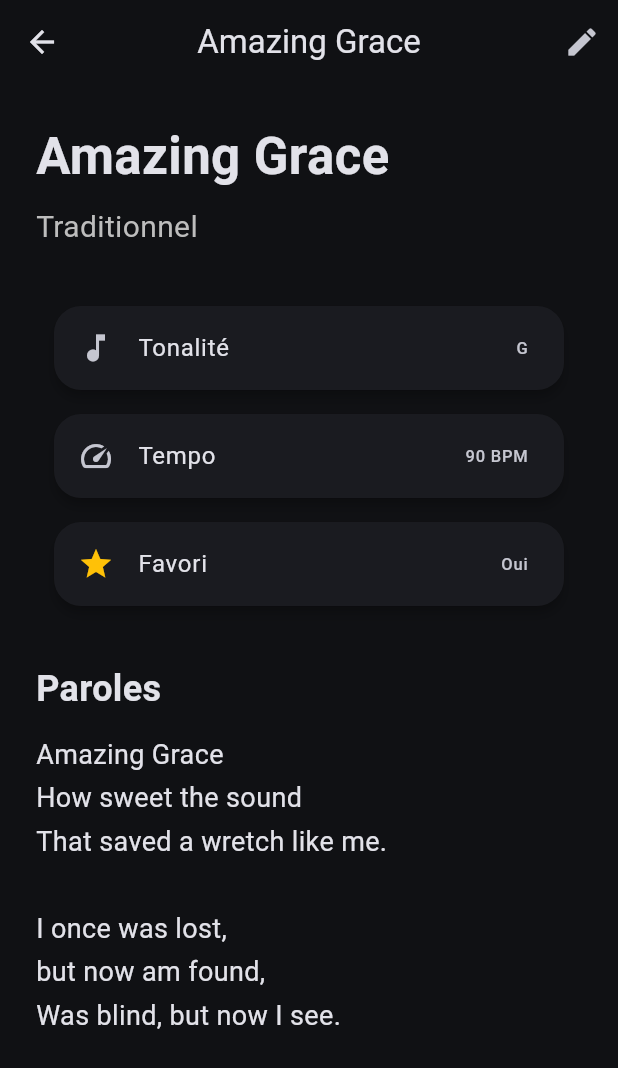
After one commit to dkj2rtpfzy-svg/musicscroll, a Flutter app: the LibraryScreen screen opened directly, after a tap on "Amazing Grace", on a phone screen of 412 x 824 dp. The commit adds this screen. Shown: the top 1068 px of the screen. Run offline on Flutter 3.47's test engine with Material 3 defaults, Android fonts, the phone set to English and light mode, and no system bars; our stand-ins replace flutter_riverpod.

Commit message:
v1.0.7 - Projet stabilisé avec Riverpod

```diff
--- a/lib/features/library/library_screen.dart
+++ b/lib/features/library/library_screen.dart
@@ -1,6 +1,7 @@
 import 'package:flutter/material.dart';
 
 import '../../shared/models/song.dart';
+import '../songs/song_detail_screen.dart';
 
 class LibraryScreen extends StatelessWidget {
   const LibraryScreen({super.key});
@@ -13,6 +14,16 @@ class LibraryScreen extends StatelessWidget {
         artist: "Traditionnel",
         key: "G",
         bpm: 90,
+        lyrics: """
+Amazing Grace
+How sweet the sound
+That saved a wretch like me.
+
+I once was lost,
+but now am found,
+Was blind, but now I see.
+""",
+        favorite: true,
       ),
       const Song(
         title: "Hallelujah",
@@ -39,8 +50,12 @@ class LibraryScreen extends StatelessWidget {
 
           return Card(
             child: ListTile(
-              leading: const CircleAvatar(
-                child: Icon(Icons.music_note),
+              leading: CircleAvatar(
+                child: Icon(
+                  song.favorite
+                      ? Icons.star
+                      : Icons.music_note,
+                ),
               ),
               title: Text(song.title),
               subtitle: Text(song.artist),
@@ -50,6 +65,16 @@ class LibraryScreen extends StatelessWidget {
                   fontWeight: FontWeight.bold,
                 ),
               ),
+              onTap: () {
+                Navigator.push(
+                  context,
+                  MaterialPageRoute(
+                    builder: (_) => SongDetailScreen(
+                      song: song,
+                    ),
+                  ),
+                );
+              },
             ),
           );
         },
--- /dev/null
+++ b/lib/features/songs/song_detail_screen.dart
@@ -0,0 +1,115 @@
+import 'package:flutter/material.dart';
+
+import '../../shared/models/song.dart';
+import 'song_editor_screen.dart';
+
+class SongDetailScreen extends StatelessWidget {
+  final Song song;
+
+  const SongDetailScreen({
+    super.key,
+    required this.song,
+  });
+
+  @override
+  Widget build(BuildContext context) {
+    return Scaffold(
+      appBar: AppBar(
+        title: Text(song.title),
+        actions: [
+          IconButton(
+            icon: const Icon(Icons.edit),
+            tooltip: "Modifier",
+            onPressed: () {
+              Navigator.push(
+                context,
+                MaterialPageRoute(
+                  builder: (_) => SongEditorScreen(
+                    song: song,
+                  ),
+                ),
+              );
+            },
+          ),
+        ],
+      ),
+      body: ListView(
+        padding: const EdgeInsets.all(24),
+        children: [
+          Text(
+            song.title,
+            style: const TextStyle(
+              fontSize: 34,
+              fontWeight: FontWeight.bold,
+            ),
+          ),
+
+          const SizedBox(height: 8),
+
+          Text(
+            song.artist,
+            style: TextStyle(
+              fontSize: 20,
+              color: Colors.grey.shade400,
+            ),
+          ),
+
+          const SizedBox(height: 30),
+
+          Card(
+            child: ListTile(
+              leading: const Icon(Icons.music_note),
+              title: const Text("Tonalité"),
+              trailing: Text(song.key),
+            ),
+          ),
+
+          Card(
+            child: ListTile(
+              leading: const Icon(Icons.speed),
+              title: const Text("Tempo"),
+              trailing: Text("${song.bpm} BPM"),
+            ),
+          ),
+
+          Card(
+            child: ListTile(
+              leading: Icon(
+                song.favorite
+                    ? Icons.star
+                    : Icons.star_border,
+                color: Colors.amber,
+              ),
+              title: const Text("Favori"),
+              trailing: Text(
+                song.favorite ? "Oui" : "Non",
+              ),
+            ),
+          ),
+
+          const SizedBox(height: 30),
+
+          const Text(
+            "Paroles",
+            style: TextStyle(
+              fontSize: 24,
+              fontWeight: FontWeight.bold,
+            ),
+          ),
+
+          const SizedBox(height: 12),
+
+          Text(
+            song.lyrics.isEmpty
+                ? "Aucune parole disponible."
+                : song.lyrics,
+            style: const TextStyle(
+              fontSize: 18,
+              height: 1.6,
+            ),
+          ),
+        ],
+      ),
+    );
+  }
+}
```
Also changed, not shown: lib/features/songs/song_editor_screen.dart (added, +115 -0 lines), lib/main.dart (+6 -1 lines), lib/providers/song_provider.dart (added, +64 -0 lines), pubspec.yaml (+5 -68 lines), pubspec.lock.
